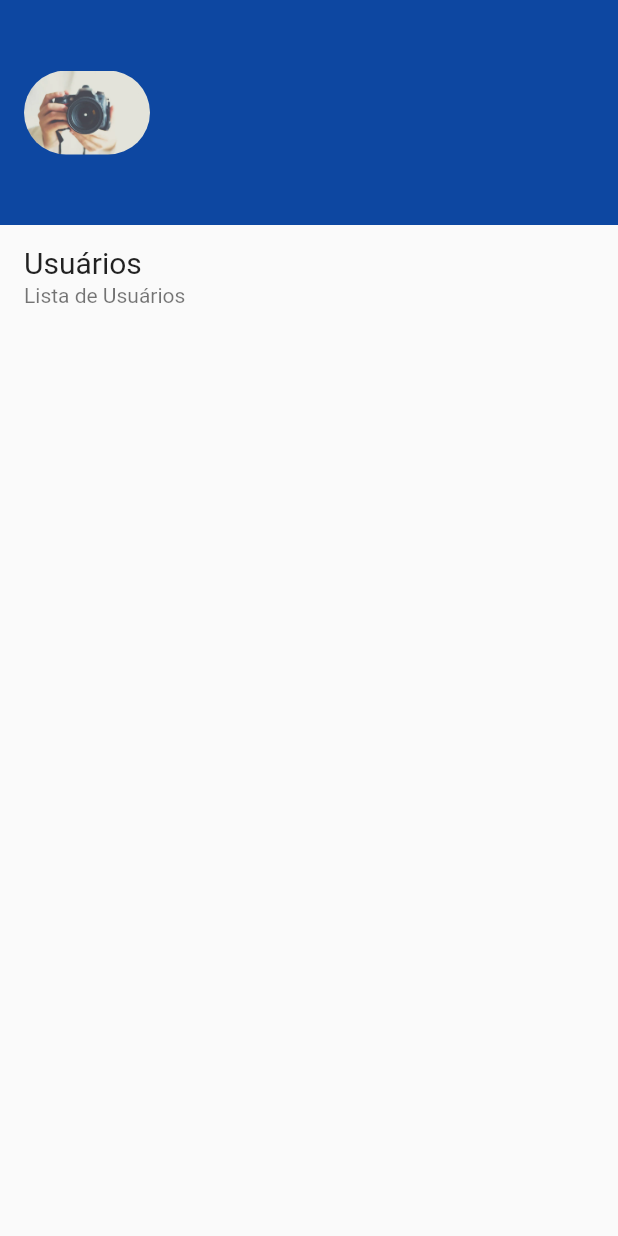
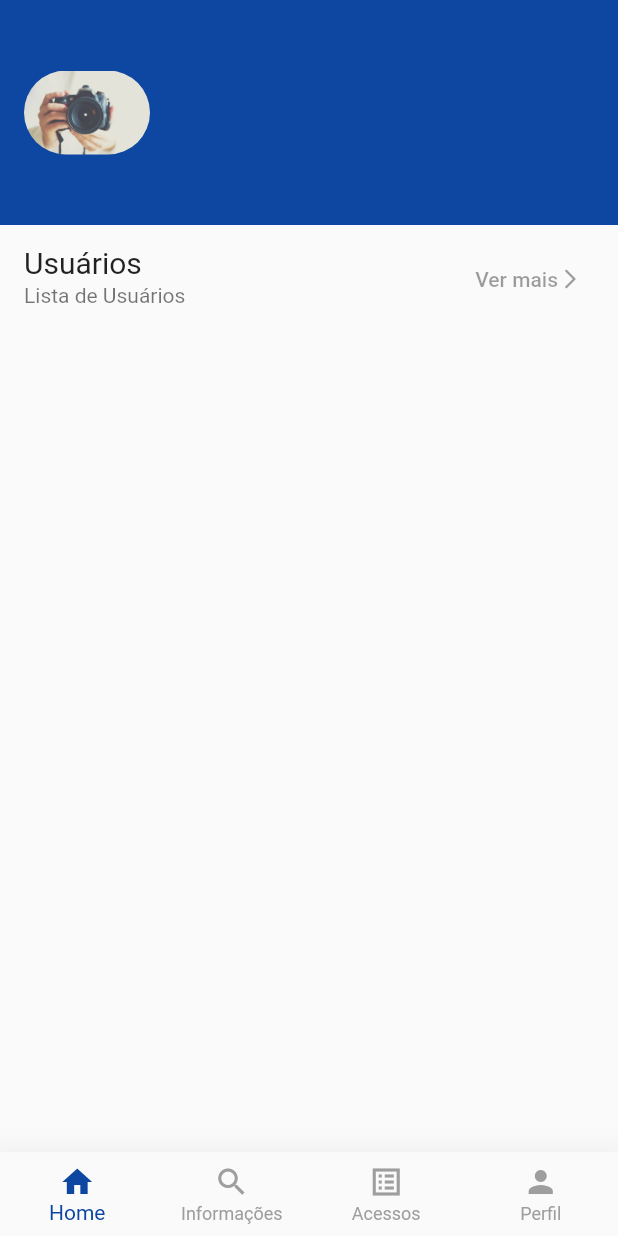
Before and after one commit to joaomarcelors/apps-treinamentos, a Flutter app: the screen it shows after launch, on a phone screen of 412 x 824 dp. Run offline on Flutter 3.47's test engine with Material 2 defaults, Android fonts, the phone set to English and light mode, and no system bars.

Commit message:
continuacao tela home

```diff
--- /dev/null
+++ b/treinamento1_app/lib/data/dummy_data.dart
@@ -0,0 +1,6 @@
+import 'package:treinamento1_app/models/user.dart';
+
+List<User> DUMMY_USERS = [
+  User(id: '1', name: 'X', imagem: 'assets/images/image1.jpg'),
+  User(id: '1', name: 'B', imagem: 'assets/images/image2.jpg'),
+];
--- a/treinamento1_app/lib/main.dart
+++ b/treinamento1_app/lib/main.dart
@@ -2,6 +2,7 @@ import 'package:flutter/material.dart';
 import 'package:treinamento1_app/utils/app_routes.dart';
 import 'package:treinamento1_app/views/auth_screen.dart';
 import 'package:treinamento1_app/views/home_screen.dart';
+import 'package:treinamento1_app/views/tabs_screen.dart';
 
 void main() {
   runApp(const MyApp());
@@ -20,7 +21,7 @@ class MyApp extends StatelessWidget {
       ),
       routes: {
         AppRoutes.auth: (ctx) => AuthScreen(),
-        AppRoutes.home: (ctx) => HomeScreen(),
+        AppRoutes.home: (ctx) => TabsScreen(),
       },
     );
   }
--- /dev/null
+++ b/treinamento1_app/lib/models/user.dart
@@ -0,0 +1,6 @@
+class User {
+  final String id;
+  final String name;
+  final String imagem;
+  User({required this.id, required this.name, required this.imagem});
+}
--- a/treinamento1_app/lib/views/home_screen.dart
+++ b/treinamento1_app/lib/views/home_screen.dart
@@ -1,10 +1,11 @@
 import 'package:flutter/material.dart';
+import 'package:treinamento1_app/data/dummy_data.dart';
+import 'package:treinamento1_app/widgets/user_card.dart';
 
 class HomeScreen extends StatelessWidget {
   @override
   Widget build(BuildContext context) {
-    return Scaffold(
-      body: Column(
+    return Column(
       children: [
         Container(
           alignment: Alignment.center,
@@ -29,20 +30,27 @@ class HomeScreen extends StatelessWidget {
             ),
           ),
           subtitle: Text('Lista de Usuários'),
+          trailing: TextButton(
+            onPressed: (){},
+            child: Row(
+              mainAxisSize: MainAxisSize.min,
+              children: [
+                Text(
+                  'Ver mais',
+                  style: TextStyle(color: Theme.of(context).disabledColor),
+                ),
+                Icon(
+                  Icons.arrow_forward_ios_rounded,
+                  color: Theme.of(context).disabledColor,
+                  size: 16,
                 ),
               ],
             ),
-      // appBar: AppBar(
-
-      //   leading: Container(
-      //     height: 1000,
-      //     child: ClipRRect(
-      //       borderRadius: BorderRadius.circular(110),
-      //       child: Image.asset('assets/images/camera.jpg'),
-      //     ),
-      //   ),
-      //   title: Text('UserXXX'),
-      // ),
+          ),
+        ),
+        for(var user in DUMMY_USERS)
+          UserCard(user)
+      ],
     );
   }
 }
--- a/treinamento1_app/lib/views/tabs_screen.dart
+++ b/treinamento1_app/lib/views/tabs_screen.dart
@@ -21,7 +21,7 @@ class _TabsScreenState extends State<TabsScreen> {
     ];
   }
 
-  void _selectScreen(int index){
+  void _selectScreen(int index) {
     setState(() {
       _selectedScreenIndex = index;
     });
@@ -30,7 +30,35 @@ class _TabsScreenState extends State<TabsScreen> {
   @override
   Widget build(BuildContext context) {
     return Scaffold(
-
+      body: _screens[_selectedScreenIndex]['screen'] as Widget,
+      bottomNavigationBar: BottomNavigationBar(
+        elevation: 24,
+        type: BottomNavigationBarType.fixed,
+        landscapeLayout: BottomNavigationBarLandscapeLayout.centered,
+        onTap: _selectScreen,
+        selectedItemColor: Theme.of(context).primaryColor,
+        unselectedItemColor: Colors.grey,
+        unselectedLabelStyle: TextStyle(color: Colors.grey),
+        currentIndex: _selectedScreenIndex,
+        items: [
+          BottomNavigationBarItem(
+            icon: Icon(Icons.home),
+            label: 'Home'
+          ),
+          BottomNavigationBarItem(
+            icon: Icon(Icons.search),
+            label: 'Informações'
+          ),
+          BottomNavigationBarItem(
+            icon: Icon(Icons.list_alt_sharp),
+            label: 'Acessos'
+          ),
+          BottomNavigationBarItem(
+            icon: Icon(Icons.person),
+            label: 'Perfil'
+          ),
+        ],
+      ),
     );
   }
 }
--- /dev/null
+++ b/treinamento1_app/lib/widgets/user_card.dart
@@ -0,0 +1,16 @@
+import 'package:flutter/material.dart';
+import 'package:treinamento1_app/models/user.dart';
+
+class UserCard extends StatelessWidget {
+
+  final User user;
+
+  const UserCard(this.user);
+
+  @override
+  Widget build(BuildContext context) {
+    return Card(
+
+    );
+  }
+}
--- a/treinamento1_app/pubspec.yaml
+++ b/treinamento1_app/pubspec.yaml
@@ -60,6 +60,8 @@ flutter:
   # To add assets to your application, add an assets section, like this:
   assets:
     - assets/images/camera.jpg
+    - assets/images/image1.jpg
+    - assets/images/image2.jpg
 
   # An image asset can refer to one or more resolution-specific "variants", see
   # https://flutter.dev/assets-and-images/#resolution-aware.
```
Also changed, not shown: treinamento1_app/assets/images/image1.jpg (added), treinamento1_app/assets/images/image2.jpg (added). Lines whose indentation alone changed are shown as unchanged.
